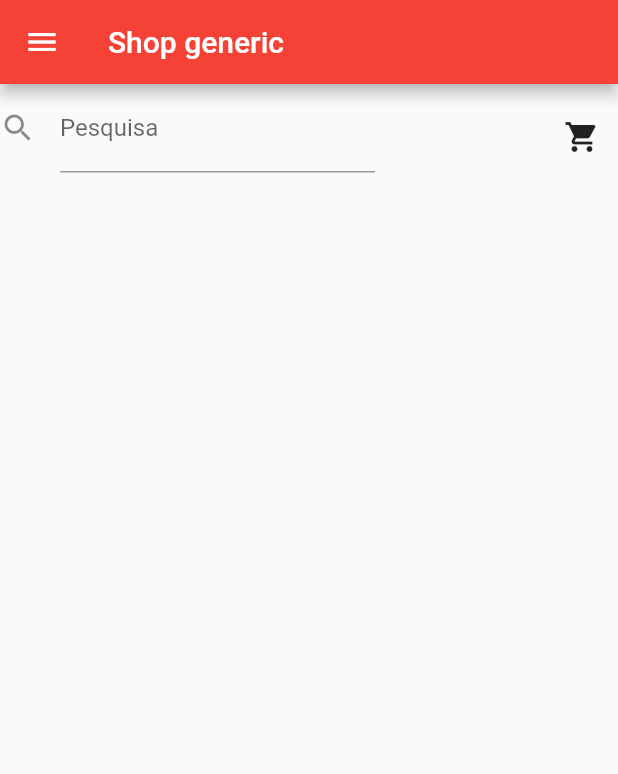
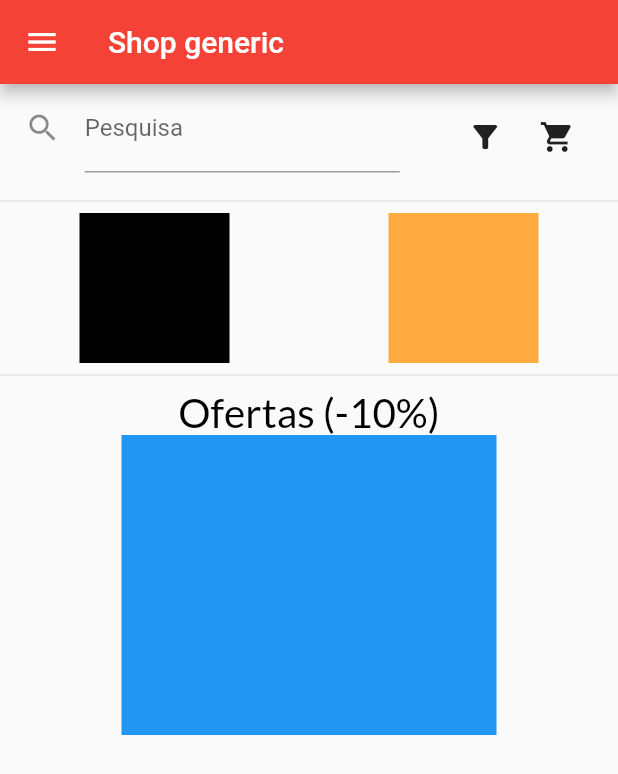
Before and after one commit to RealDuduSB/app-shop, a Flutter app: the screen it shows after launch, on a phone screen of 412 x 824 dp. Shown: the top 774 px of the screen. Run offline on Flutter 3.47's test engine with Material 2 defaults, Android fonts, the phone set to English and light mode, and no system bars; our stand-ins replace google_fonts.

Commit message:
Containers de produtos e promoções

```diff
--- a/lib/app_controller.dart
+++ b/lib/app_controller.dart
@@ -5,7 +5,7 @@ class AppController extends ChangeNotifier {
 
   bool isDarkTheme = false;
   changeTheme() {
-    isDarkTheme = !isDarkTheme;
+    isDarkTheme = !isDarkTheme; //atribui negativo
     notifyListeners();
   }
 }
--- a/lib/pages/home_page.dart
+++ b/lib/pages/home_page.dart
@@ -1,5 +1,6 @@
 import 'package:app_shop/pages/checkout_page.dart';
 import 'package:app_shop/pages/config_page.dart';
+import 'package:app_shop/pages/sobre.dart';
 import 'package:flutter/material.dart';
 import 'package:google_fonts/google_fonts.dart';
 
@@ -27,6 +28,16 @@ class _HomePageState extends State<HomePage> {
                   );
                 },
               ),
+              ListTile(
+                title: Text("Sobre",
+                    style: GoogleFonts.lato(fontSize: 27, color: Colors.black)),
+                onTap: () {
+                  Navigator.push(
+                    context,
+                    MaterialPageRoute(builder: (context) => Sobre()),
+                  );
+                },
+              ),
             ],
           ),
         ),
@@ -34,10 +45,9 @@ class _HomePageState extends State<HomePage> {
           title: Text("Shop generic"),
         ),
         body: Column(
-        mainAxisAlignment: MainAxisAlignment.spaceBetween,
           children: [
             Row(
-            mainAxisAlignment: MainAxisAlignment.spaceBetween,
+              mainAxisAlignment: MainAxisAlignment.spaceAround,
               children: [
                 Container(
                     height: 70,
@@ -48,6 +58,12 @@ class _HomePageState extends State<HomePage> {
                         icon: Icon(Icons.search),
                       ),
                     )),
+                Container(
+                  child: Row(
+                    mainAxisAlignment: MainAxisAlignment.center,
+                    children: [
+                      IconButton(
+                          onPressed: () {}, icon: Icon(Icons.filter_list_alt)),
                       IconButton(
                           onPressed: () {
                             Navigator.push(
@@ -58,8 +74,41 @@ class _HomePageState extends State<HomePage> {
                           icon: Icon(Icons.shopping_cart))
                     ],
                   ),
+                ),
               ],
             ),
-    );
+            Divider(),
+            Row(
+              mainAxisAlignment: MainAxisAlignment.spaceAround,
+              children: [
+                Container(
+                  height: 100,
+                  width: 100,
+                  color: Colors.black,
+                ),
+                Container(
+                  height: 100,
+                  width: 100,
+                  color: Colors.orangeAccent,
+                ),
+              ],
+            ),
+            Divider(),
+            Column(
+              mainAxisAlignment: MainAxisAlignment.spaceAround,
+              children: [
+                Text(
+                  "Ofertas (-10%)",
+                  style: GoogleFonts.lato(fontSize: 27, color: Colors.black),
+                ),
+                Container(
+                  height: 200,
+                  width: 250,
+                  color: Colors.blue,
+                ),
+              ],
+            )
+          ],
+        ));
   }
 }
--- /dev/null
+++ b/lib/pages/sobre.dart
@@ -0,0 +1,10 @@
+import 'package:flutter/material.dart';
+
+class Sobre extends StatelessWidget {
+  const Sobre({Key? key}) : super(key: key);
+
+  @override
+  Widget build(BuildContext context) {
+    return Container();
+  }
+}
```
Lines whose indentation alone changed are shown as unchanged.
